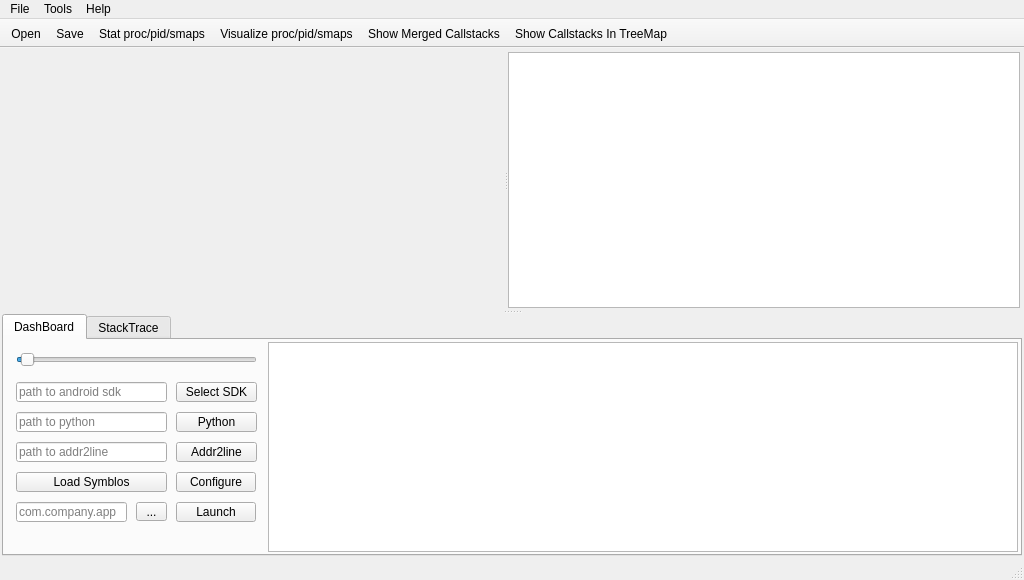
Tencent/loli_profiler, file mainwindow.ui: the form before one commit.
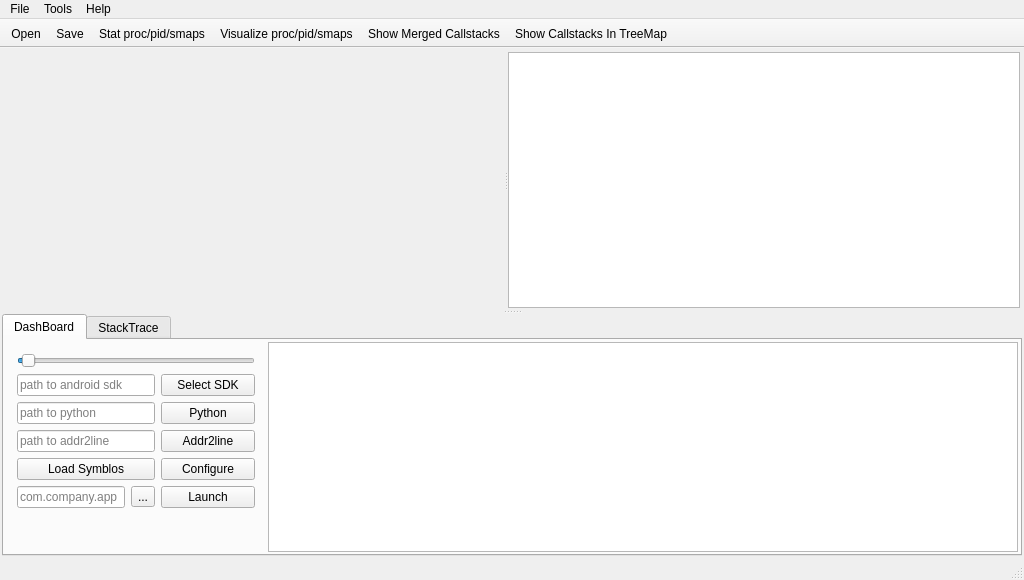
The form after the commit. Icons and pictures are not drawn. Custom widgets are drawn as their Qt base class.

Commit message: optimize ui layout

```diff
--- a/mainwindow.ui
+++ b/mainwindow.ui
@@ -183,41 +183,58 @@
              <height>16777215</height>
             </size>
            </property>
-           <widget class="QLineEdit" name="appNameLineEdit">
-            <property name="geometry">
-             <rect>
-              <x>10</x>
-              <y>160</y>
-              <width>111</width>
-              <height>20</height>
-             </rect>
-            </property>
-            <property name="placeholderText">
-             <string>com.company.app</string>
-            </property>
-           </widget>
-           <widget class="QPushButton" name="launchPushButton">
-            <property name="geometry">
-             <rect>
-              <x>170</x>
-              <y>160</y>
-              <width>80</width>
-              <height>20</height>
-             </rect>
+           <layout class="QGridLayout" name="gridLayout">
+            <item row="5" column="1">
+             <widget class="QToolButton" name="selectAppToolButton">
+              <property name="toolTip">
+               <string>Select Target Application</string>
             </property>
             <property name="text">
-             <string>Launch</string>
-            </property>
-           </widget>
+               <string>...</string>
+              </property>
+              <property name="popupMode">
+               <enum>QToolButton::DelayedPopup</enum>
+              </property>
+              <property name="autoRaise">
+               <bool>false</bool>
+              </property>
+              <property name="arrowType">
+               <enum>Qt::NoArrow</enum>
+              </property>
+             </widget>
+            </item>
+            <item row="3" column="0" colspan="2">
+             <widget class="QLineEdit" name="addr2LinePathLineEdit">
+              <property name="readOnly">
+               <bool>true</bool>
+              </property>
+              <property name="placeholderText">
+               <string>path to addr2line</string>
+              </property>
+             </widget>
+            </item>
+            <item row="1" column="0" colspan="2">
+             <widget class="QLineEdit" name="sdkPathLineEdit">
+              <property name="readOnly">
+               <bool>true</bool>
+              </property>
+              <property name="placeholderText">
+               <string>path to android sdk</string>
+              </property>
+             </widget>
+            </item>
+            <item row="2" column="0" colspan="2">
+             <widget class="QLineEdit" name="pythonPathLineEdit">
+              <property name="readOnly">
+               <bool>true</bool>
+              </property>
+              <property name="placeholderText">
+               <string>path to python</string>
+              </property>
+             </widget>
+            </item>
+            <item row="1" column="2">
            <widget class="QPushButton" name="sdkPushButton">
-            <property name="geometry">
-             <rect>
-              <x>170</x>
-              <y>40</y>
-              <width>81</width>
-              <height>20</height>
-             </rect>
-            </property>
             <property name="toolTip">
              <string>Select the root path of Android SDK</string>
             </property>
@@ -225,30 +242,21 @@
              <string>Select SDK</string>
             </property>
            </widget>
-           <widget class="QLineEdit" name="sdkPathLineEdit">
-            <property name="geometry">
-             <rect>
-              <x>10</x>
-              <y>40</y>
-              <width>151</width>
-              <height>20</height>
-             </rect>
-            </property>
-            <property name="readOnly">
-             <bool>true</bool>
-            </property>
-            <property name="placeholderText">
-             <string>path to android sdk</string>
-            </property>
-           </widget>
+            </item>
+            <item row="5" column="2">
+             <widget class="QPushButton" name="launchPushButton">
+              <property name="text">
+               <string>Launch</string>
+              </property>
+             </widget>
+            </item>
+            <item row="0" column="0" colspan="3">
            <widget class="QSlider" name="chartScaleHSlider">
-            <property name="geometry">
-             <rect>
-              <x>10</x>
-              <y>10</y>
-              <width>241</width>
-              <height>16</height>
-             </rect>
+              <property name="sizePolicy">
+               <sizepolicy hsizetype="Minimum" vsizetype="Fixed">
+                <horstretch>0</horstretch>
+                <verstretch>0</verstretch>
+               </sizepolicy>
             </property>
             <property name="toolTip">
              <string>Shift+MouseWheel</string>
@@ -266,15 +274,9 @@
              <enum>Qt::Horizontal</enum>
             </property>
            </widget>
+            </item>
+            <item row="4" column="0" colspan="2">
            <widget class="QPushButton" name="symbloPushButton">
-            <property name="geometry">
-             <rect>
-              <x>10</x>
-              <y>130</y>
-              <width>151</width>
-              <height>20</height>
-             </rect>
-            </property>
             <property name="toolTip">
              <string>Load symbols after capture is done</string>
             </property>
@@ -282,44 +284,22 @@
              <string>Load Symblos</string>
             </property>
            </widget>
-           <widget class="QLineEdit" name="addr2LinePathLineEdit">
-            <property name="geometry">
-             <rect>
-              <x>10</x>
-              <y>100</y>
-              <width>151</width>
-              <height>20</height>
-             </rect>
-            </property>
-            <property name="readOnly">
-             <bool>true</bool>
+            </item>
+            <item row="5" column="0">
+             <widget class="QLineEdit" name="appNameLineEdit">
+              <property name="sizePolicy">
+               <sizepolicy hsizetype="Minimum" vsizetype="Fixed">
+                <horstretch>0</horstretch>
+                <verstretch>0</verstretch>
+               </sizepolicy>
             </property>
             <property name="placeholderText">
-             <string>path to addr2line</string>
-            </property>
-           </widget>
-           <widget class="QPushButton" name="addr2LinePushButton">
-            <property name="geometry">
-             <rect>
-              <x>170</x>
-              <y>100</y>
-              <width>81</width>
-              <height>20</height>
-             </rect>
-            </property>
-            <property name="text">
-             <string>Addr2line</string>
-            </property>
-           </widget>
+               <string>com.company.app</string>
+              </property>
+             </widget>
+            </item>
+            <item row="2" column="2">
            <widget class="QPushButton" name="pythonPushButton">
-            <property name="geometry">
-             <rect>
-              <x>170</x>
-              <y>70</y>
-              <width>81</width>
-              <height>20</height>
-             </rect>
-            </property>
             <property name="toolTip">
              <string>Select the path of python executable</string>
             </property>
@@ -327,31 +307,16 @@
              <string>Python</string>
             </property>
            </widget>
-           <widget class="QLineEdit" name="pythonPathLineEdit">
-            <property name="geometry">
-             <rect>
-              <x>10</x>
-              <y>70</y>
-              <width>151</width>
-              <height>20</height>
-             </rect>
-            </property>
-            <property name="readOnly">
-             <bool>true</bool>
-            </property>
-            <property name="placeholderText">
-             <string>path to python</string>
-            </property>
-           </widget>
+            </item>
+            <item row="3" column="2">
+             <widget class="QPushButton" name="addr2LinePushButton">
+              <property name="text">
+               <string>Addr2line</string>
+              </property>
+             </widget>
+            </item>
+            <item row="4" column="2">
            <widget class="QPushButton" name="configPushButton">
-            <property name="geometry">
-             <rect>
-              <x>170</x>
-              <y>130</y>
-              <width>80</width>
-              <height>20</height>
-             </rect>
-            </property>
             <property name="toolTip">
              <string>Configure injecting behaviour</string>
             </property>
@@ -359,31 +324,18 @@
              <string>Configure</string>
             </property>
            </widget>
-           <widget class="QToolButton" name="selectAppToolButton">
-            <property name="geometry">
-             <rect>
-              <x>130</x>
-              <y>160</y>
-              <width>31</width>
-              <height>19</height>
-             </rect>
-            </property>
-            <property name="toolTip">
-             <string>Select Target Application</string>
-            </property>
-            <property name="text">
-             <string>...</string>
-            </property>
-            <property name="popupMode">
-             <enum>QToolButton::DelayedPopup</enum>
-            </property>
-            <property name="autoRaise">
-             <bool>false</bool>
-            </property>
-            <property name="arrowType">
-             <enum>Qt::NoArrow</enum>
-            </property>
-           </widget>
+            </item>
+            <item row="6" column="0">
+             <widget class="QWidget" name="widget_2" native="true">
+              <property name="sizePolicy">
+               <sizepolicy hsizetype="Minimum" vsizetype="Expanding">
+                <horstretch>0</horstretch>
+                <verstretch>0</verstretch>
+               </sizepolicy>
+              </property>
+             </widget>
+            </item>
+           </layout>
           </widget>
          </item>
          <item>
```
Left out of the diff: 3 changed lines with no effect on the pictures. Lines whose indentation alone changed are shown as unchanged. The commit also changes 1 other file.
